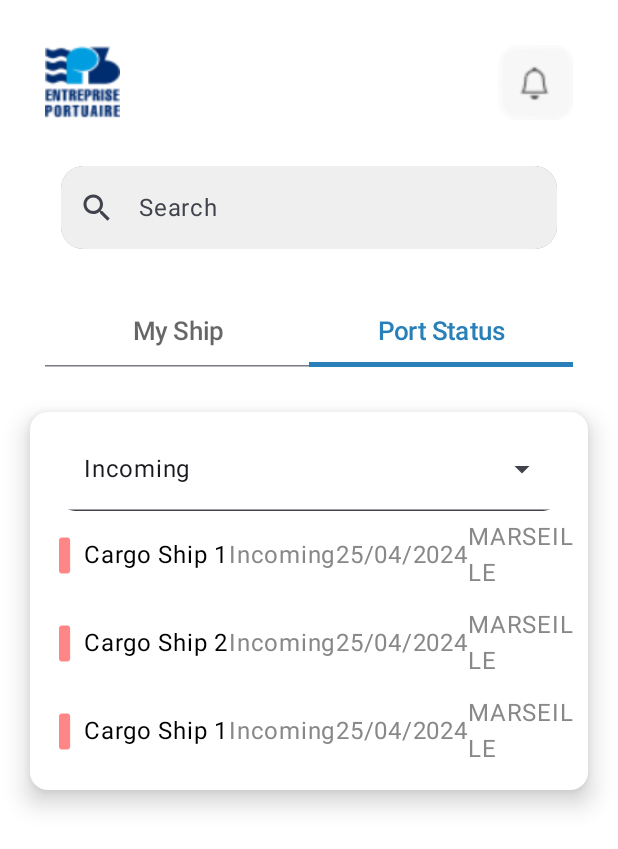
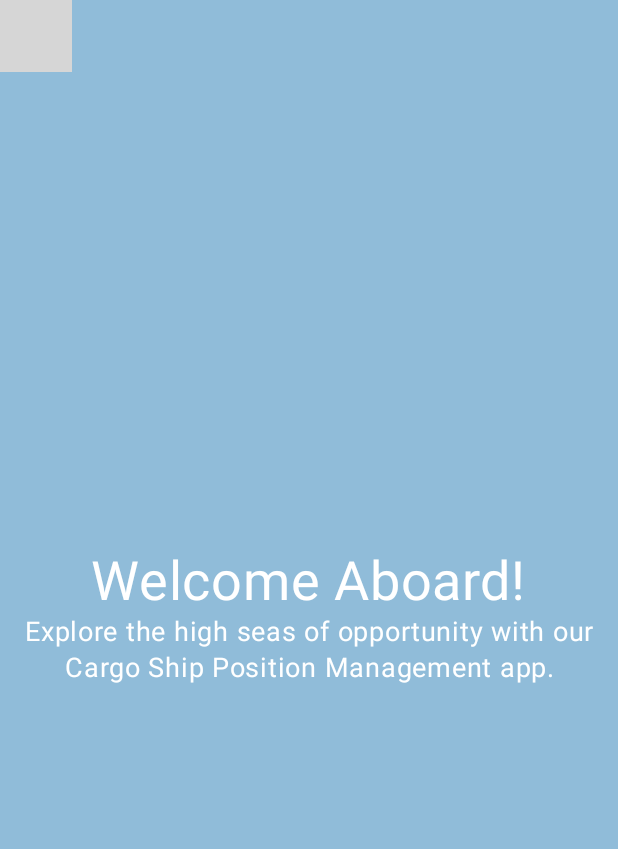
Before and after one commit to Meriem453/Navira, an Android app built with Jetpack Compose: the screen it shows after launch (MainActivity), on a phone screen of 412 x 824 dp. Shown: the top 849 px of the screen. Run offline under Robolectric (Android 15) with nearby library versions, the phone set to English and light mode, and no system bars; our stand-ins replace Dagger/Hilt's generated code, accompanist; libraries missing offline, so code that uses them is left out: com.google.android.exoplayer2; 2 statements that could not run were skipped; grey boxes are pictures that could not be loaded.

Commit message:
getting started screen

```diff
--- a/app/build.gradle.kts
+++ b/app/build.gradle.kts
@@ -94,6 +94,11 @@ dependencies {
     kapt ("androidx.hilt:hilt-compiler:1.1.0")
     implementation("androidx.work:work-runtime-ktx:2.9.0")
 
+    //video dependency
+    implementation ("com.google.accompanist:accompanist-insets:0.23.1")
+    implementation ("com.google.android.exoplayer:exoplayer-core:2.17.1")
+    implementation ("com.google.android.exoplayer:exoplayer-ui:2.17.1")
+
 
 
 }
--- a/app/src/main/java/com/example/hackathonapp/MainActivity.kt
+++ b/app/src/main/java/com/example/hackathonapp/MainActivity.kt
@@ -1,6 +1,10 @@
 package com.example.hackathonapp
 
+import android.content.Context
+import android.net.Uri
 import android.os.Bundle
+import android.view.ViewGroup.LayoutParams.MATCH_PARENT
+import android.widget.FrameLayout
 import android.widget.Toast
 import androidx.activity.ComponentActivity
 import androidx.activity.compose.setContent
@@ -15,7 +19,13 @@ import androidx.compose.ui.tooling.preview.Preview
 import androidx.hilt.navigation.compose.hiltViewModel
 import com.example.hackathonapp.ViewModels.LoginVM
 import com.example.hackathonapp.screens.HomeScreen
+import com.example.hackathonapp.screens.gettingstartedScreen
 import com.example.hackathonapp.ui.theme.HackathonAppTheme
+import com.google.android.exoplayer2.ExoPlayer
+import com.google.android.exoplayer2.MediaItem
+import com.google.android.exoplayer2.Player
+import com.google.android.exoplayer2.ui.AspectRatioFrameLayout.RESIZE_MODE_ZOOM
+import com.google.android.exoplayer2.ui.StyledPlayerView
 import dagger.hilt.android.AndroidEntryPoint
 
 @AndroidEntryPoint
@@ -25,11 +35,19 @@ class MainActivity : ComponentActivity() {
         setContent {
             HackathonAppTheme {
                 // A surface container using the 'background' color from the theme
-             HomeScreen()
+             gettingstartedScreen(getVideoUri())
             }
         }
     }
+
+    private fun getVideoUri(): Uri {
+        val rawId = resources.getIdentifier("ships", "raw", packageName)
+        val videoUri = "android.resource://$packageName/$rawId"
+        return Uri.parse(videoUri)
+    }
+
 }
+
 
 @Composable
 fun Greeting(name: String, modifier: Modifier = Modifier) {
--- a/app/src/main/java/com/example/hackathonapp/ViewModels/LoginVM.kt
+++ b/app/src/main/java/com/example/hackathonapp/ViewModels/LoginVM.kt
@@ -13,7 +13,7 @@ class LoginVM @Inject constructor(
 ):ViewModel() {
 
 
-fun login(ship:String,id:String,result:(Resource<String>)->Unit){
-    repo.loginUser(ship,id,result)
+fun login(shipName:String,id:String,result:(Resource<String>)->Unit){
+    repo.loginUser(shipName,id,result)
 }
 }
--- a/app/src/main/java/com/example/hackathonapp/screens/HomeScreen.kt
+++ b/app/src/main/java/com/example/hackathonapp/screens/HomeScreen.kt
@@ -141,7 +141,8 @@ fun MyShips() {
     val sampleShips = listOf(
         Ship(1, "Cargo Ship 1", "Active", 2, 50),
         Ship(2, "Petroleum Tanker 2", "Docked", 1, 75),
-        Ship(3, "Passenger Cruise 3", "Waiting", 3, 100)
+        Ship(3, "Passenger Cruise 3", "Waiting", 3, 100),
+
     )
 
     Column(
@@ -192,11 +193,7 @@ fun MyShips() {
 fun PortStatus() {
     val states = listOf("Incoming", "In Quai","In Rade")
 
-    val sampleShips = listOf(
-        Ship(1, "Cargo Ship 1", "Active", 2, 50,"Incoming","25/04/2024","MARSEILLE"),
-        Ship(2, "Cargo Ship 2", "Active", 2, 50,"Incoming","25/04/2024","MARSEILLE"),
-        Ship(3, "Cargo Ship 1", "Active", 2, 50,"Incoming","25/04/2024","MARSEILLE"),
-    )
+
 
     Column(
         horizontalAlignment = Alignment.CenterHorizontally
@@ -228,7 +225,9 @@ fun portFilter(states: List<String>) {
         Ship(1, "Cargo Ship 1", "Active", 2, 50,"Incoming","25/04/2024","MARSEILLE"),
         Ship(2, "Cargo Ship 2", "Active", 2, 50,"Incoming","25/04/2024","MARSEILLE"),
         Ship(3, "Cargo Ship 1", "Active", 2, 50,"Incoming","25/04/2024","MARSEILLE"),
-    )
+        Ship(3, "Cargo Ship 1", "Active", 2, 50,"In Rade","25/04/2024","MARSEILLE"),
+
+        )
 
     var expanded by remember { mutableStateOf(false) }
     var state_name by remember { mutableStateOf("Incoming") }
--- /dev/null
+++ b/app/src/main/java/com/example/hackathonapp/screens/gettingstartedScreen.kt
@@ -0,0 +1,105 @@
+package com.example.hackathonapp.screens
+
+import android.content.Context
+import android.net.Uri
+import android.view.ViewGroup.LayoutParams.MATCH_PARENT
+import android.widget.FrameLayout
+import android.widget.Toast
+import androidx.compose.foundation.background
+import androidx.compose.foundation.layout.Arrangement
+import androidx.compose.foundation.layout.Column
+import androidx.compose.foundation.layout.Row
+import androidx.compose.foundation.layout.fillMaxSize
+import androidx.compose.foundation.layout.fillMaxWidth
+import androidx.compose.foundation.layout.padding
+import androidx.compose.foundation.layout.size
+import androidx.compose.material3.Button
+import androidx.compose.material3.Icon
+import androidx.compose.material3.Text
+import androidx.compose.runtime.Composable
+import androidx.compose.runtime.DisposableEffect
+import androidx.compose.runtime.remember
+import androidx.compose.ui.Alignment
+import androidx.compose.ui.Modifier
+import androidx.compose.ui.focus.FocusRequester
+import androidx.compose.ui.graphics.Color
+import androidx.compose.ui.platform.LocalContext
+import androidx.compose.ui.platform.LocalFocusManager
+import androidx.compose.ui.res.painterResource
+import androidx.compose.ui.res.stringResource
+import androidx.compose.ui.text.style.TextAlign
+import androidx.compose.ui.tooling.preview.Preview
+import androidx.compose.ui.unit.dp
+import androidx.compose.ui.unit.sp
+import androidx.compose.ui.viewinterop.AndroidView
+import com.example.hackathonapp.R
+import com.google.accompanist.insets.ProvideWindowInsets
+import com.google.accompanist.insets.navigationBarsWithImePadding
+import com.google.android.exoplayer2.ExoPlayer
+import com.google.android.exoplayer2.MediaItem
+import com.google.android.exoplayer2.Player
+import com.google.android.exoplayer2.ui.AspectRatioFrameLayout.RESIZE_MODE_ZOOM
+import com.google.android.exoplayer2.ui.StyledPlayerView
+
+@Composable
+fun gettingstartedScreen(videoUri: Uri?) {
+
+    val context = LocalContext.current
+    val exoPlayer = remember { context.buildExoPlayer(videoUri!!) }
+
+    DisposableEffect(
+        AndroidView(
+            factory = { it.buildPlayerView(exoPlayer) },
+            modifier = Modifier.fillMaxSize()
+        )
+    ) {
+        onDispose {
+            exoPlayer.release()
+        }
+    }
+
+    ProvideWindowInsets {
+
+        Column(
+            modifier = Modifier
+                .fillMaxSize()
+                .background(Color(0xff2980B9).copy(alpha = .5f)),
+            horizontalAlignment = Alignment.CenterHorizontally,
+            verticalArrangement = Arrangement.Center
+        ) {
+            Text(
+                text = "Welcome Aboard!",
+                fontSize = 36.sp,
+                color = Color.White
+            )
+
+            Text(
+                text = stringResource(id = R.string.high_seas),
+                fontSize = 18.sp,
+                color = Color.White,
+                modifier = Modifier.fillMaxWidth(),
+                textAlign = TextAlign.Center
+            )
+
+        }
+    }
+
+
+}
+
+
+private fun Context.buildExoPlayer(uri: Uri) =
+    ExoPlayer.Builder(this).build().apply {
+        setMediaItem(MediaItem.fromUri(uri))
+        repeatMode = Player.REPEAT_MODE_ALL
+        playWhenReady = true
+        prepare()
+    }
+
+private fun Context.buildPlayerView(exoPlayer: ExoPlayer) =
+    StyledPlayerView(this).apply {
+        player = exoPlayer
+        layoutParams = FrameLayout.LayoutParams(MATCH_PARENT, MATCH_PARENT)
+        useController = false
+        resizeMode = RESIZE_MODE_ZOOM
+    }
--- a/app/src/main/res/values/strings.xml
+++ b/app/src/main/res/values/strings.xml
@@ -1,3 +1,4 @@
 <resources>
     <string name="app_name">HackathonApp</string>
+    <string name="high_seas">Explore the high seas of opportunity with our Cargo Ship Position Management app.</string>
 </resources>
--- a/build.gradle.kts
+++ b/build.gradle.kts
@@ -5,7 +5,7 @@ buildscript {
 }
 // Top-level build file where you can add configuration options common to all sub-projects/modules.
 plugins {
-    id("com.android.application") version "8.0.0" apply false
+    id("com.android.application") version "8.2.2" apply false
     id("org.jetbrains.kotlin.android") version "1.9.0" apply false
     id ("com.google.devtools.ksp") version ("1.9.0-1.0.11") apply false
     id ("com.google.dagger.hilt.android") version "2.50" apply false
```
Also changed, not shown: app/src/main/java/com/example/hackathonapp/screens/LoginScreen.kt (added, +150 -0 lines).
